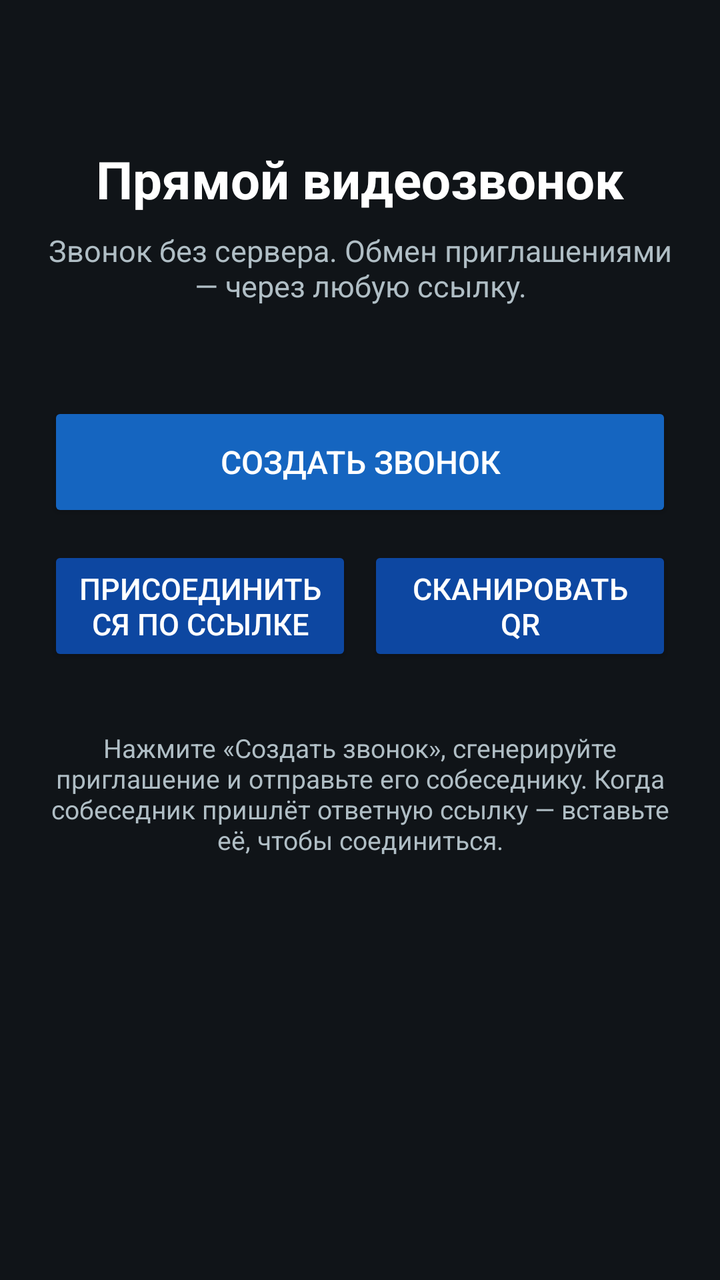
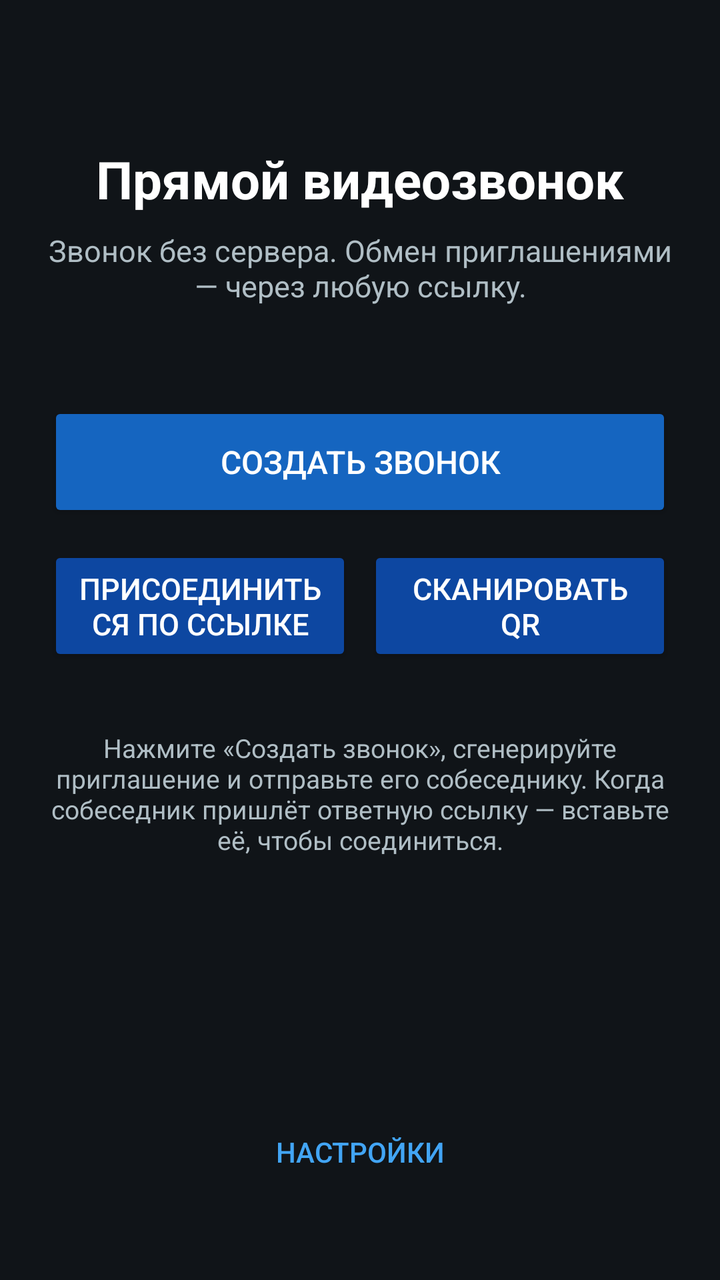

Before-and-after screenshots of an Android layout around one commit, followed by the original layout XML and the change that was made.
<!-- AndroidManifest.xml: activity theme Theme.P2PCall -->
<!-- res/layout/activity_main.xml -->
<?xml version="1.0" encoding="utf-8"?>
<androidx.constraintlayout.widget.ConstraintLayout xmlns:android="http://schemas.android.com/apk/res/android"
    xmlns:app="http://schemas.android.com/apk/res-auto"
    android:layout_width="match_parent"
    android:layout_height="match_parent"
    android:background="@color/bg_dark"
    android:padding="24dp">

    <TextView
        android:id="@+id/titleView"
        android:layout_width="0dp"
        android:layout_height="wrap_content"
        android:layout_marginTop="48dp"
        android:gravity="center"
        android:text="@string/home_title"
        android:textColor="@color/text_primary"
        android:textSize="26sp"
        android:textStyle="bold"
        app:layout_constraintEnd_toEndOf="parent"
        app:layout_constraintStart_toStartOf="parent"
        app:layout_constraintTop_toTopOf="parent" />

    <TextView
        android:id="@+id/subtitleView"
        android:layout_width="0dp"
        android:layout_height="wrap_content"
        android:layout_marginTop="8dp"
        android:gravity="center"
        android:text="@string/home_subtitle"
        android:textColor="@color/text_secondary"
        android:textSize="15sp"
        app:layout_constraintEnd_toEndOf="parent"
        app:layout_constraintStart_toStartOf="parent"
        app:layout_constraintTop_toBottomOf="@id/titleView" />

    <Button
        android:id="@+id/btnCreateCall"
        style="@style/Widget.AppCompat.Button.Colored"
        android:layout_width="0dp"
        android:layout_height="60dp"
        android:layout_marginTop="48dp"
        android:backgroundTint="@color/brand"
        android:text="@string/btn_create_call"
        android:textColor="@color/text_primary"
        android:textSize="16sp"
        app:layout_constraintEnd_toEndOf="parent"
        app:layout_constraintStart_toStartOf="parent"
        app:layout_constraintTop_toBottomOf="@id/subtitleView" />

    <LinearLayout
        android:id="@+id/joinRow"
        android:layout_width="0dp"
        android:layout_height="wrap_content"
        android:layout_marginTop="12dp"
        android:orientation="horizontal"
        app:layout_constraintEnd_toEndOf="parent"
        app:layout_constraintStart_toStartOf="parent"
        app:layout_constraintTop_toBottomOf="@id/btnCreateCall">

        <Button
            android:id="@+id/btnJoinCall"
            style="@style/Widget.AppCompat.Button.Colored"
            android:layout_width="0dp"
            android:layout_height="60dp"
            android:layout_weight="1"
            android:backgroundTint="@color/brand_dark"
            android:text="@string/btn_join_call"
            android:textColor="@color/text_primary"
            android:textSize="15sp" />

        <Button
            android:id="@+id/btnScanQr"
            style="@style/Widget.AppCompat.Button.Colored"
            android:layout_width="0dp"
            android:layout_height="60dp"
            android:layout_marginStart="8dp"
            android:layout_weight="1"
            android:backgroundTint="@color/brand_dark"
            android:text="@string/btn_scan_qr"
            android:textColor="@color/text_primary"
            android:textSize="15sp" />
    </LinearLayout>

        <TextView
        android:id="@+id/hintView"
        android:layout_width="0dp"
        android:layout_height="wrap_content"
        android:layout_marginTop="32dp"
        android:gravity="center"
        android:text="@string/home_hint"
        android:textColor="@color/text_secondary"
        android:textSize="13sp"
        app:layout_constraintEnd_toEndOf="parent"
        app:layout_constraintStart_toStartOf="parent"
        app:layout_constraintTop_toBottomOf="@id/joinRow" />

</androidx.constraintlayout.widget.ConstraintLayout>
<!-- resources referenced by this layout -->
<resources>
  <color name="bg_dark">#101418</color>
  <color name="brand">#1565C0</color>
  <color name="brand_dark">#0D47A1</color>
  <color name="text_primary">#FFFFFF</color>
  <color name="text_secondary">#B0BEC5</color>
  <string name="btn_create_call">Создать звонок</string>
  <string name="btn_join_call">Присоединиться по ссылке</string>
  <string name="btn_scan_qr">Сканировать QR</string>
  <string name="home_hint">Нажмите «Создать звонок», сгенерируйте приглашение и отправьте его собеседнику. Когда собеседник пришлёт ответную ссылку — вставьте её, чтобы соединиться.</string>
  <string name="home_subtitle">Звонок без сервера. Обмен приглашениями — через любую ссылку.</string>
  <string name="home_title">Прямой видеозвонок</string>
  <style name="Theme.P2PCall" parent="Theme.AppCompat.DayNight.NoActionBar">
          <item name="colorPrimary">@color/brand</item>
          <item name="colorPrimaryDark">@color/brand_dark</item>
          <item name="colorAccent">@color/brand_light</item>
          <item name="android:windowBackground">@color/bg_dark</item>
          <item name="android:statusBarColor" tools:targetApi="21">@color/brand_dark</item>
      </style>
  <color name="brand_light">#42A5F5</color>
</resources>

<!-- the commit's change to res/layout/activity_main.xml (unified diff, before → after) -->
@@ -94,4 +94,16 @@
         app:layout_constraintStart_toStartOf="parent"
         app:layout_constraintTop_toBottomOf="@id/joinRow" />
 
+    <Button
+        android:id="@+id/btnSettings"
+        style="@style/Widget.AppCompat.Button.Borderless"
+        android:layout_width="wrap_content"
+        android:layout_height="wrap_content"
+        android:layout_marginBottom="16dp"
+        android:text="@string/btn_settings"
+        android:textColor="@color/brand_light"
+        app:layout_constraintBottom_toBottomOf="parent"
+        app:layout_constraintEnd_toEndOf="parent"
+        app:layout_constraintStart_toStartOf="parent" />
+
 </androidx.constraintlayout.widget.ConstraintLayout>
<!-- resource entries referenced after the edit -->
@@ -8,6 +8,7 @@
   <string name="btn_create_call">Создать звонок</string>
   <string name="btn_join_call">Присоединиться по ссылке</string>
   <string name="btn_scan_qr">Сканировать QR</string>
+  <string name="btn_settings">Настройки</string>
   <string name="home_hint">Нажмите «Создать звонок», сгенерируйте приглашение и отправьте его собеседнику. Когда собеседник пришлёт ответную ссылку — вставьте её, чтобы соединиться.</string>
   <string name="home_subtitle">Звонок без сервера. Обмен приглашениями — через любую ссылку.</string>
   <string name="home_title">Прямой видеозвонок</string>
